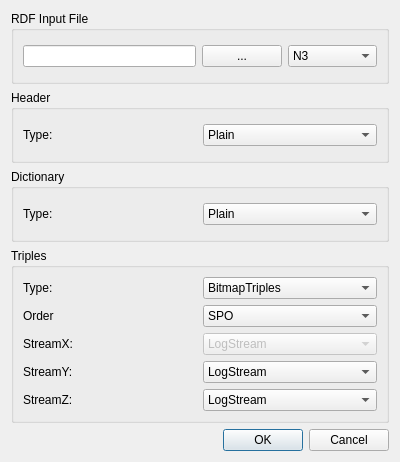
First picture: the form in hdt-it/hdtspecform.ui, repository rdfhdt/hdt-cpp, before the edit.
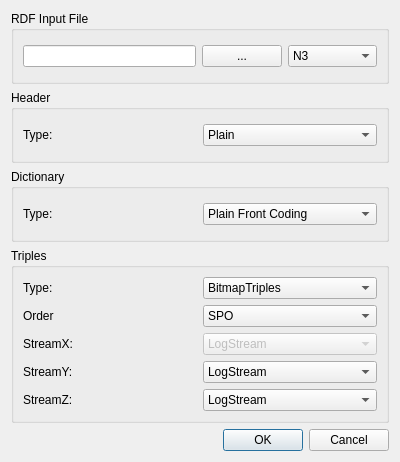
Second picture: the form after the edit.

The edit to the form file:
```diff
--- a/hdt-it/hdtspecform.ui
+++ b/hdt-it/hdtspecform.ui
@@ -117,6 +117,11 @@
             <verstretch>0</verstretch>
            </sizepolicy>
           </property>
+          <item>
+           <property name="text">
+            <string>Plain Front Coding</string>
+           </property>
+          </item>
           <item>
            <property name="text">
             <string>Plain</string>
```
